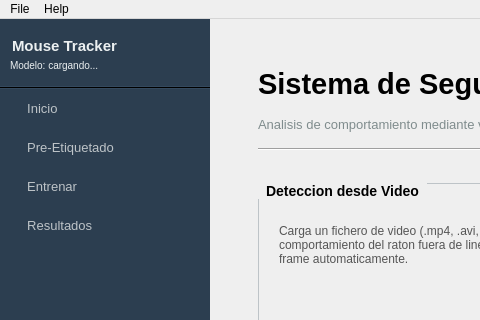
S4H0ST/Computer-Vision-Mice-Tracking, file gui/main_window.ui: the form before one commit; both pictures show x 0 to 480 and y 0 to 320 of the 1200 by 847 pixel window.
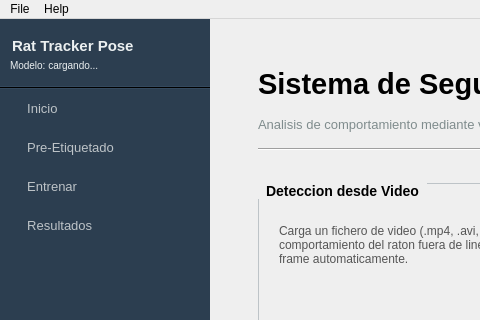
The form after the commit.

Commit message: feat: sidebar rework, Rat Tracker Pose branding, i18n fixes in main window

What changed in the file:
```diff
--- a/gui/main_window.ui
+++ b/gui/main_window.ui
@@ -237,7 +237,7 @@
        <item>
         <widget class="QLabel" name="lbl_app_title">
          <property name="text">
-          <string>Mouse Tracker</string>
+          <string>Rat Tracker Pose</string>
          </property>
         </widget>
        </item>
```
Left out of the diff: 2 changed lines with no effect on the pictures. The commit also changes 1 other file.
